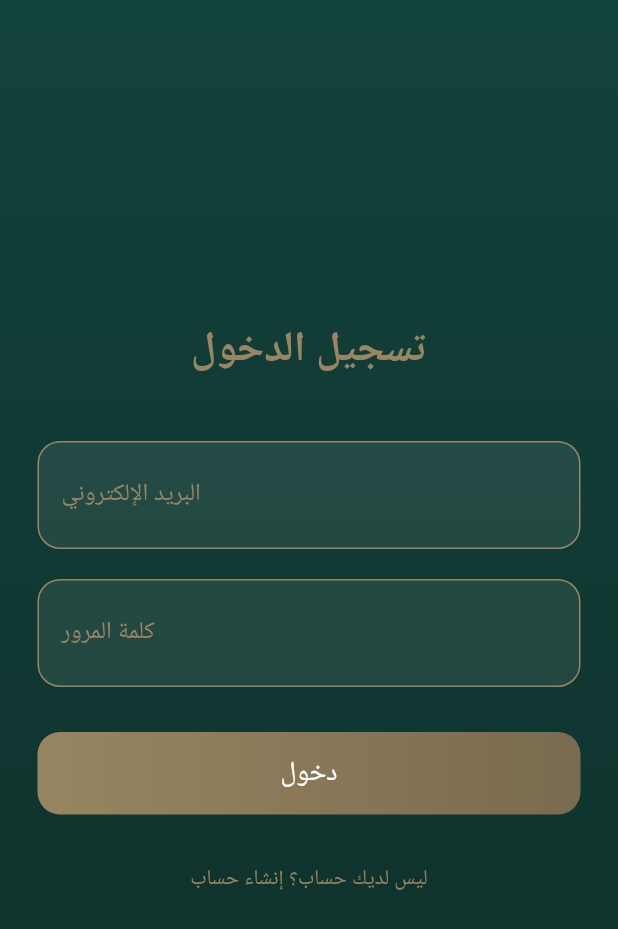
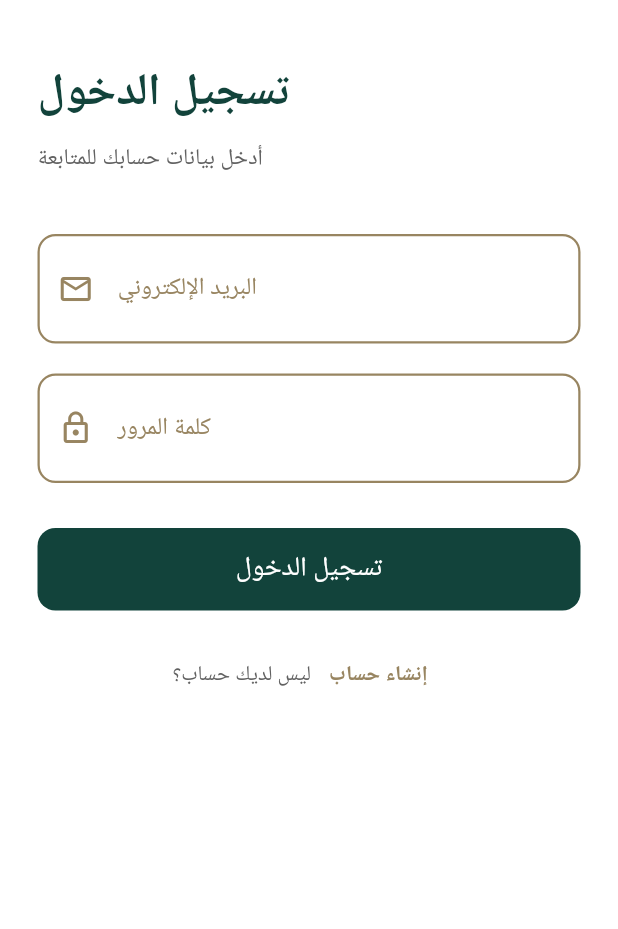
Before and after one commit to mohammadnajjar2001/flutter_application_1, a Flutter app: the screen it shows after launch, after a tap on "تسجيل الدخول", on a phone screen of 412 x 824 dp. Shown: the top 929 px of the screen. Run offline on Flutter 3.47's test engine with Material 3 defaults, Android fonts, the phone set to English and light mode, and no system bars.

Commit message:
update style

```diff
--- a/lib/screens/login.dart
+++ b/lib/screens/login.dart
@@ -1,6 +1,6 @@
 import 'package:flutter/material.dart';
+import 'home.dart';
 import 'signup.dart';
-import 'home.dart';
 
 class LoginScreen extends StatelessWidget {
   final TextEditingController email = TextEditingController();
@@ -9,46 +9,53 @@ class LoginScreen extends StatelessWidget {
   @override
   Widget build(BuildContext context) {
     return Scaffold(
-      body: Container(
-        decoration: BoxDecoration(
-          gradient: LinearGradient(
-            colors: [Color(0xFF12433B), Color(0xFF0E2E29)],
-            begin: Alignment.topCenter,
-            end: Alignment.bottomCenter,
-          ),
-        ),
-        child: Center(
+      backgroundColor: Colors.white,
+      body: SafeArea(
         child: Padding(
-            padding: const EdgeInsets.all(25),
+          padding: const EdgeInsets.symmetric(horizontal: 25),
           child: Column(
-              mainAxisAlignment: MainAxisAlignment.center,
+            crossAxisAlignment: CrossAxisAlignment.start,
             children: [
+              const SizedBox(height: 40),
+
               Text(
                 "تسجيل الدخول",
                 style: TextStyle(
-                    color: Color(0xFF988561),
-                    fontSize: 28,
+                  fontSize: 30,
                   fontWeight: FontWeight.bold,
+                  color: Color(0xFF12433B),
                 ),
               ),
 
-                SizedBox(height: 40),
+              const SizedBox(height: 10),
 
-                _inputField("البريد الإلكتروني", email),
-                SizedBox(height: 20),
-                _inputField("كلمة المرور", password, isPassword: true),
+              Text(
+                "أدخل بيانات حسابك للمتابعة",
+                style: TextStyle(fontSize: 15, color: Colors.grey[700]),
+              ),
 
-                SizedBox(height: 30),
+              const SizedBox(height: 40),
 
-                // _goldButton(
-                //   text: "دخول",
-                //   onPressed: () {
-                //     Navigator.push(context, MaterialPageRoute(builder: (_) => JobFormScreen()));
-                //   },
-                // ),
-                _goldButton(
-                  text: "دخول",
-                  onPressed: () {
+              _inputField(
+                label: "البريد الإلكتروني",
+                controller: email,
+                icon: Icons.email_outlined,
+              ),
+
+              const SizedBox(height: 20),
+
+              _inputField(
+                label: "كلمة المرور",
+                controller: password,
+                icon: Icons.lock_outline,
+                isPassword: true,
+              ),
+
+              const SizedBox(height: 30),
+
+              _mainButton(
+                text: "تسجيل الدخول",
+                onTap: () {
                   Navigator.push(
                     context,
                     MaterialPageRoute(
@@ -62,8 +69,15 @@ class LoginScreen extends StatelessWidget {
                 },
               ),
 
-                SizedBox(height: 20),
+              const SizedBox(height: 20),
 
+              Row(
+                mainAxisAlignment: MainAxisAlignment.center,
+                children: [
+                  Text(
+                    "ليس لديك حساب؟",
+                    style: TextStyle(color: Colors.grey[700]),
+                  ),
                   TextButton(
                     onPressed: () {
                       Navigator.push(
@@ -72,34 +86,39 @@ class LoginScreen extends StatelessWidget {
                       );
                     },
                     child: Text(
-                    "ليس لديك حساب؟ إنشاء حساب",
-                    style: TextStyle(color: Color(0xFF988561)),
+                      "إنشاء حساب",
+                      style: TextStyle(
+                        color: Color(0xFF988561),
+                        fontWeight: FontWeight.w600,
+                      ),
                     ),
                   ),
                 ],
               ),
+            ],
           ),
         ),
       ),
     );
   }
 
-  Widget _inputField(
-    String label,
-    TextEditingController controller, {
+  Widget _inputField({
+    required String label,
+    required TextEditingController controller,
+    required IconData icon,
     bool isPassword = false,
   }) {
     return Container(
       decoration: BoxDecoration(
-        color: Colors.white.withOpacity(0.08),
-        borderRadius: BorderRadius.circular(15),
-        border: Border.all(color: Color(0xFF988561)),
+        borderRadius: BorderRadius.circular(12),
+        border: Border.all(color: Color(0xFF988561), width: 1.5),
       ),
       child: TextField(
         controller: controller,
         obscureText: isPassword,
-        style: TextStyle(color: Colors.white),
+        style: TextStyle(color: Colors.black87),
         decoration: InputDecoration(
+          prefixIcon: Icon(icon, color: Color(0xFF988561)),
           labelText: label,
           labelStyle: TextStyle(color: Color(0xFF988561)),
           border: InputBorder.none,
@@ -109,23 +128,17 @@ class LoginScreen extends StatelessWidget {
     );
   }
 
-  Widget _goldButton({required String text, required VoidCallback onPressed}) {
+  Widget _mainButton({required String text, required VoidCallback onTap}) {
     return Container(
       width: double.infinity,
       height: 55,
       decoration: BoxDecoration(
-        gradient: LinearGradient(
-          colors: [Color(0xFF988561), Color(0xFF7A6A4F)],
+        color: Color(0xFF12433B),
+        borderRadius: BorderRadius.circular(12),
       ),
-        borderRadius: BorderRadius.circular(15),
-      ),
-      child: ElevatedButton(
-        style: ElevatedButton.styleFrom(
-          backgroundColor: Colors.transparent,
-          shadowColor: Colors.transparent,
-        ),
-        onPressed: onPressed,
-        child: Text(text, style: TextStyle(fontSize: 18, color: Colors.white)),
+      child: TextButton(
+        onPressed: onTap,
+        child: Text(text, style: TextStyle(color: Colors.white, fontSize: 18)),
       ),
     );
   }
--- a/lib/screens/welcome.dart
+++ b/lib/screens/welcome.dart
@@ -7,132 +7,125 @@ class WelcomeScreen extends StatelessWidget {
   @override
   Widget build(BuildContext context) {
     return Scaffold(
-      body: Container(
-        decoration: BoxDecoration(
-          gradient: LinearGradient(
-            colors: [
-              Color(0xFF12433B),
-              Color(0xFF0E2E29),
-            ],
-            begin: Alignment.topCenter,
-            end: Alignment.bottomCenter,
-          ),
-        ),
-        child: Center(
+      backgroundColor: Colors.white,
+      body: SafeArea(
         child: Padding(
-            padding: const EdgeInsets.all(25),
+          padding: const EdgeInsets.symmetric(horizontal: 25),
           child: Column(
-              mainAxisAlignment: MainAxisAlignment.center,
+            crossAxisAlignment: CrossAxisAlignment.center,
             children: [
+              const SizedBox(height: 60),
+
               // Logo
               Container(
-                  padding: EdgeInsets.all(20),
+                width: 120,
+                height: 120,
                 decoration: BoxDecoration(
-                    color: Colors.white.withOpacity(0.1),
-                    borderRadius: BorderRadius.circular(20),
-                    border: Border.all(color: Color(0xFF988561), width: 2),
+                  color: Color(0xFF12433B),
+                  shape: BoxShape.circle,
                 ),
-                  child: Image.asset('assets/images/1.png', width: 140),
+                child: Image.asset("assets/images/1.png", fit: BoxFit.contain),
               ),
 
-                SizedBox(height: 30),
+              const SizedBox(height: 30),
 
               Text(
-                  "مرحبًا بك في تطبيق التوظيف",
+                "أهلاً بك",
                 style: TextStyle(
-                    color: Color(0xFF988561),
-                    fontSize: 26,
+                  fontSize: 32,
                   fontWeight: FontWeight.bold,
+                  color: Color(0xFF12433B),
                 ),
               ),
 
-                SizedBox(height: 40),
+              const SizedBox(height: 10),
 
-                // Create Account Button
-                _goldButton(
-                  text: "إنشاء حساب",
-                  onPressed: () {
-                    Navigator.push(context, MaterialPageRoute(builder: (_) => SignupScreen()));
+              Text(
+                "اختر ما تريد القيام به",
+                style: TextStyle(fontSize: 16, color: Colors.grey[700]),
+              ),
+
+              const SizedBox(height: 50),
+
+              _mainButton(
+                text: "تسجيل الدخول",
+                onTap: () {
+                  Navigator.push(
+                    context,
+                    MaterialPageRoute(builder: (_) => LoginScreen()),
+                  );
                 },
               ),
 
-                SizedBox(height: 15),
+              const SizedBox(height: 20),
 
-                // Login Button
-                _whiteButton(
-                  text: "تسجيل الدخول",
-                  onPressed: () {
-                    Navigator.push(context, MaterialPageRoute(builder: (_) => LoginScreen()));
+              _outlineButton(
+                text: "إنشاء حساب جديد",
+                onTap: () {
+                  Navigator.push(
+                    context,
+                    MaterialPageRoute(builder: (_) => SignupScreen()),
+                  );
                 },
               ),
 
-                SizedBox(height: 25),
+              const SizedBox(height: 20),
 
               TextButton(
                 onPressed: () {
-                    Navigator.push(context, MaterialPageRoute(builder: (_) => NewsScreen()));
+                  Navigator.push(
+                    context,
+                    MaterialPageRoute(builder: (_) => NewsScreen()),
+                  );
                 },
                 child: Text(
-                    "أخبار فرع الانتساب والتوظيف",
+                  "عرض الأخبار",
                   style: TextStyle(
                     color: Color(0xFF988561),
                     fontSize: 16,
-                      decoration: TextDecoration.underline,
+                    fontWeight: FontWeight.w600,
                   ),
                 ),
-                )
+              ),
             ],
-            ),
           ),
         ),
       ),
     );
   }
 
-  Widget _goldButton({required String text, required VoidCallback onPressed}) {
+  Widget _mainButton({required String text, required VoidCallback onTap}) {
     return Container(
       width: double.infinity,
       height: 55,
       decoration: BoxDecoration(
-        gradient: LinearGradient(
-          colors: [
-            Color(0xFF988561),
-            Color(0xFF7A6A4F),
-          ],
+        color: Color(0xFF12433B),
+        borderRadius: BorderRadius.circular(12),
       ),
-        borderRadius: BorderRadius.circular(15),
-      ),
-      child: ElevatedButton(
-        style: ElevatedButton.styleFrom(
-          backgroundColor: Colors.transparent,
-          shadowColor: Colors.transparent,
-        ),
-        onPressed: onPressed,
-        child: Text(
-          text,
-          style: TextStyle(fontSize: 18, color: Colors.white),
-        ),
+      child: TextButton(
+        onPressed: onTap,
+        child: Text(text, style: TextStyle(color: Colors.white, fontSize: 18)),
       ),
     );
   }
 
-  Widget _whiteButton({required String text, required VoidCallback onPressed}) {
+  Widget _outlineButton({required String text, required VoidCallback onTap}) {
     return Container(
       width: double.infinity,
       height: 55,
       decoration: BoxDecoration(
-        borderRadius: BorderRadius.circular(15),
+        borderRadius: BorderRadius.circular(12),
         border: Border.all(color: Color(0xFF988561), width: 2),
       ),
-      child: ElevatedButton(
-        style: ElevatedButton.styleFrom(
-          backgroundColor: Colors.white,
-          foregroundColor: Color(0xFF12433B),
-        ),
-        onPressed: onPressed,
+      child: TextButton(
+        onPressed: onTap,
         child: Text(
           text,
-          style: TextStyle(fontSize: 18),
+          style: TextStyle(
+            color: Color(0xFF988561),
+            fontSize: 18,
+            fontWeight: FontWeight.w600,
+          ),
         ),
       ),
     );
```
Also changed, not shown: lib/screens/home.dart (+105 -67 lines), lib/screens/job_form.dart (+55 -53 lines), lib/screens/news.dart (+33 -24 lines), lib/screens/signup.dart (+99 -47 lines). Lines whose indentation alone changed are shown as unchanged.
